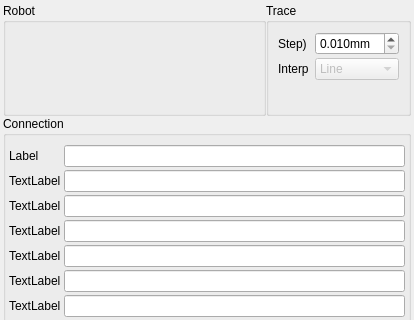
The window that source/wnd/ui/robocompref.ui (ww4u/megarobostudio) describes before a commit, drawn with Qt 5; both pictures show x 0 to 414 and y 0 to 320 of the 414 by 536 pixel window.
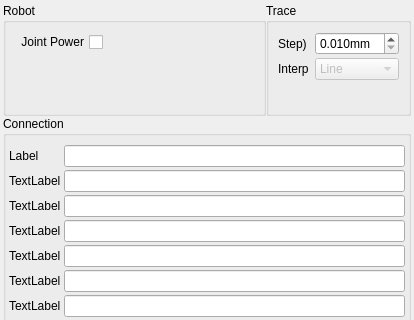
The same window after the commit. Custom widgets are drawn as their Qt base class.

```diff
--- a/source/wnd/ui/robocompref.ui
+++ b/source/wnd/ui/robocompref.ui
@@ -62,8 +62,31 @@
          <number>3</number>
         </property>
         <item row="0" column="0">
+         <widget class="QCheckBox" name="chkEn">
+          <property name="layoutDirection">
+           <enum>Qt::RightToLeft</enum>
+          </property>
+          <property name="text">
+           <string>Joint Power</string>
+          </property>
+         </widget>
+        </item>
+        <item row="1" column="0">
          <widget class="RobotAddr" name="widget" native="true"/>
         </item>
+        <item row="0" column="1">
+         <spacer name="horizontalSpacer">
+          <property name="orientation">
+           <enum>Qt::Horizontal</enum>
+          </property>
+          <property name="sizeHint" stdset="0">
+           <size>
+            <width>40</width>
+            <height>20</height>
+           </size>
+          </property>
+         </spacer>
+        </item>
        </layout>
       </widget>
      </item>
```
